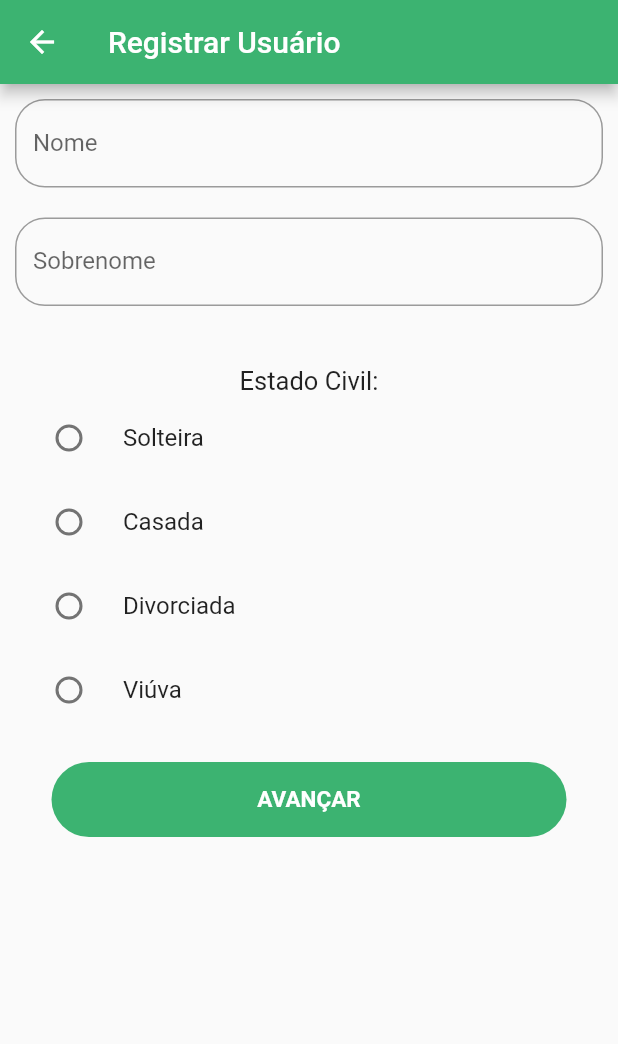
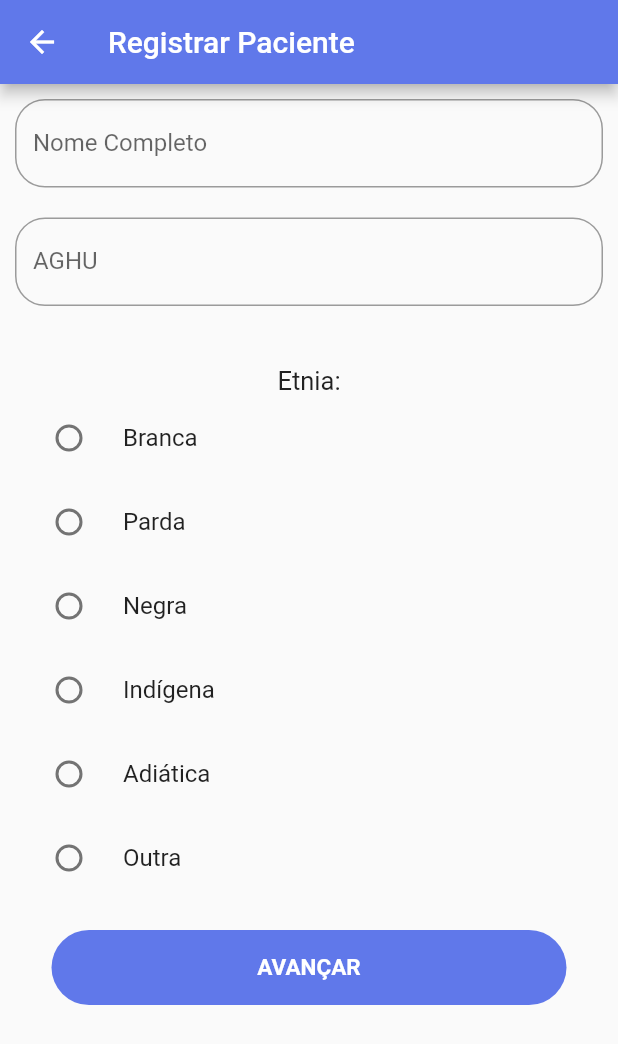
Before and after one commit to AlefEmannuel/f_endometriose, a Flutter app: the RegisterUser screen opened directly, on a phone screen of 412 x 824 dp. Shown: the top 1044 px of the screen. Run offline on Flutter 3.47's test engine with Material 2 defaults, Android fonts, the phone set to English and light mode, and no system bars; our stand-ins replace flutter_masked_text, flutter_screenutil, flutter_xlider; missing offline and left inert: animator.

Commit message:
front do cadastro de pcientes

```diff
--- a/lib/screens/screen_login.dart
+++ b/lib/screens/screen_login.dart
@@ -79,7 +79,7 @@ class _MyAppState extends State<ScreenLogin> {
                         width: ScreenUtil.getInstance().setWidth(110),
                         height: ScreenUtil.getInstance().setHeight(110),
                       ),
-                      Text("DORA",
+                      Text("ENIA",
                           style: TextStyle(
                               fontFamily: "Poppins-Bold",
                               fontSize: ScreenUtil.getInstance().setSp(46),
--- a/lib/screens/screen_registerUser.dart
+++ b/lib/screens/screen_registerPatient1.dart
@@ -22,8 +22,8 @@ class _RegisterUserState extends State<RegisterUser> {
   @override
   Widget build(BuildContext context) {
     return Scaffold(
-      appBar: new AppBar(title: new Text("Registrar Usuário"),backgroundColor: Color(0xFF3CB371),),
-      body: Container(
+      appBar: new AppBar(title: new Text("Registrar Paciente"),backgroundColor: Color(0xFF6078ea),),
+      body: SingleChildScrollView(
         child: Column(
           children: <Widget>[
             Container(
@@ -32,8 +32,8 @@ class _RegisterUserState extends State<RegisterUser> {
                 children: <Widget>[
                   TextField(
                     decoration: new InputDecoration(
-                      hintText: 'Nome',
-                      labelText: 'Nome',
+                      hintText: 'Nome Completo',
+                      labelText: 'Nome Completo',
                       border: OutlineInputBorder(
                         borderRadius: BorderRadius.circular(20.0),
                       )
@@ -48,9 +48,10 @@ class _RegisterUserState extends State<RegisterUser> {
 
                   Padding(padding: EdgeInsets.only(top: 20),),
                   TextField(
+                    keyboardType: TextInputType.number,
                     decoration: new InputDecoration(
-                      hintText: 'Sobrenome',
-                      labelText: 'Sobrenome',
+                      hintText: 'AGHU',
+                      labelText: 'AGHU',
                       border: OutlineInputBorder(
                         borderRadius: BorderRadius.circular(20.0),
                       )
@@ -65,14 +66,14 @@ class _RegisterUserState extends State<RegisterUser> {
                   Padding(padding: EdgeInsets.only(top: 20),),
                   Padding(padding: EdgeInsets.only(top: 20),),
                   Text(
-                    'Estado Civil:',
+                    'Etnia:',
                     style: TextStyle(
                       fontSize: 17.0,
                     ),
                   ),
                   RadioListTile(
-                      value: 'Solteira',
-                      title: Text('Solteira'),
+                      value: 'Branca',
+                      title: Text('Branca'),
                       groupValue: estadoCivil,
                       onChanged: (String value){
                         valueEstadoCivil(value);
@@ -80,8 +81,8 @@ class _RegisterUserState extends State<RegisterUser> {
                       activeColor: Colors.blue,
                   ),
                   RadioListTile(
-                      value: 'Casada',
-                      title: Text('Casada'),
+                      value: 'Parda',
+                      title: Text('Parda'),
                       groupValue: estadoCivil,
                       onChanged: (String value){
                         valueEstadoCivil(value);
@@ -89,8 +90,8 @@ class _RegisterUserState extends State<RegisterUser> {
                       activeColor: Colors.blue,
                   ),
                   RadioListTile(
-                      value: 'Divorciada',
-                      title: Text('Divorciada'),
+                      value: 'Negra',
+                      title: Text('Negra'),
                       groupValue: estadoCivil,
                       onChanged: (String value){
                         valueEstadoCivil(value);
@@ -98,8 +99,26 @@ class _RegisterUserState extends State<RegisterUser> {
                       activeColor: Colors.blue,
                   ),
                   RadioListTile(
-                      value: 'Viúva',
-                      title: Text('Viúva'),
+                      value: 'Indígena',
+                      title: Text('Indígena'),
+                      groupValue: estadoCivil,
+                      onChanged: (String value){
+                        valueEstadoCivil(value);
+                      },
+                      activeColor: Colors.blue,
+                  ),
+                  RadioListTile(
+                      value: 'Adiática',
+                      title: Text('Adiática'),
+                      groupValue: estadoCivil,
+                      onChanged: (String value){
+                        valueEstadoCivil(value);
+                      },
+                      activeColor: Colors.blue,
+                  ),
+                  RadioListTile(
+                      value: 'Outra',
+                      title: Text('Outra'),
                       groupValue: estadoCivil,
                       onChanged: (String value){
                         valueEstadoCivil(value);
@@ -118,8 +137,8 @@ class _RegisterUserState extends State<RegisterUser> {
                       decoration: BoxDecoration(
                         gradient: LinearGradient(
                           colors: [
-                            Color(0xFF3CB371),
-                            Color(0xFF3CB371),
+                            Color(0xFF6078ea),
+                            Color(0xFF6078ea),
                           ]
                         ),
                         borderRadius: BorderRadius.all(Radius.circular(50)), //Deixa o botao redondo
--- a/lib/screens/screen_testeAnimation.dart
+++ b/lib/screens/screen_testeAnimation.dart
@@ -1,4 +1,4 @@
-import 'package:f_endometriose/screens/screen_registerUser.dart';
+import 'package:f_endometriose/screens/screen_registerPatient1.dart';
 import 'package:flutter/material.dart';
 import 'package:animator/animator.dart';
 
--- a/pubspec.yaml
+++ b/pubspec.yaml
@@ -26,6 +26,7 @@ dependencies:
   cupertino_icons: ^0.1.2
   flutter_screenutil: ^0.4.2
   intl: ^0.15.8
+  flutter_xlider: ^3.0.0
 dev_dependencies:
   flutter_test:
     sdk: flutter
```
Also changed, not shown: lib/screens/screen_home.dart (+9 -1 lines), lib/screens/screen_queixaPrincipal.dart (added, +165 -0 lines), lib/screens/screen_registerUserCont.dart (+63 -33 lines), pubspec.lock.
